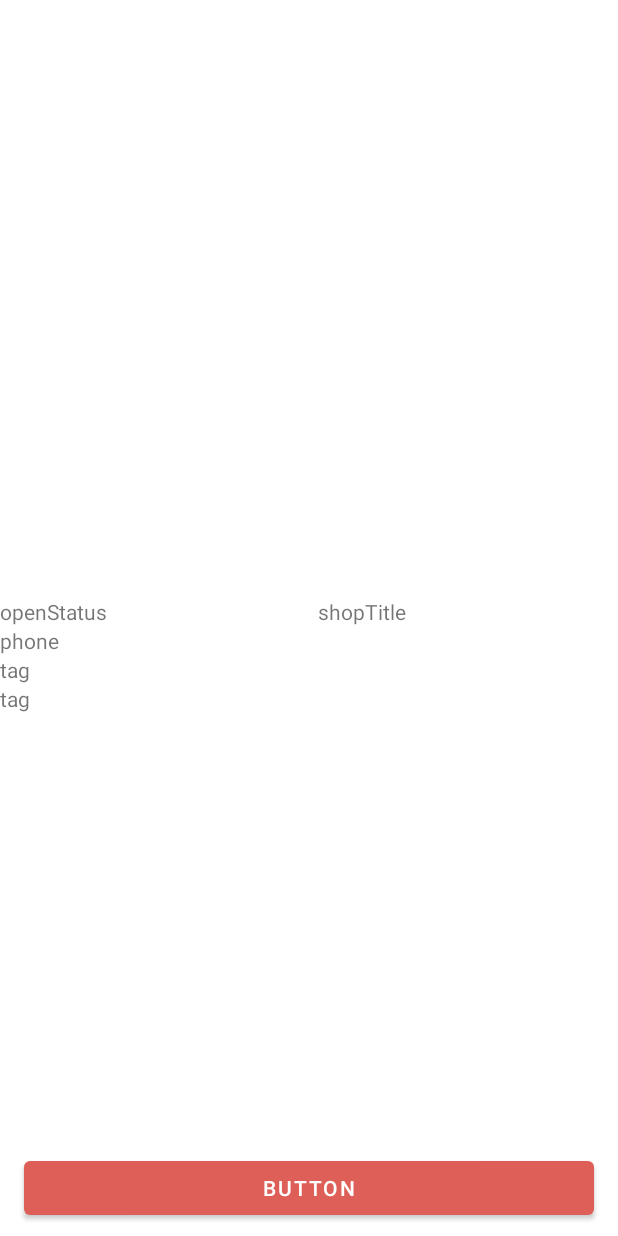
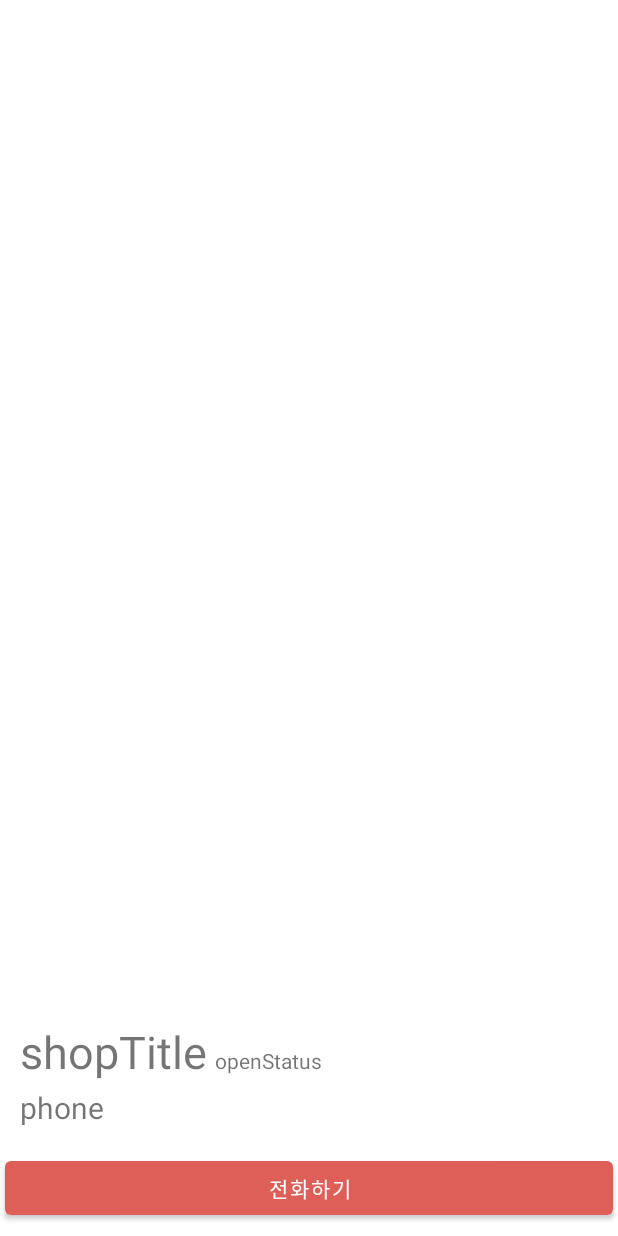
Before and after one commit to hyojaeKwon/cs496_week1, an Android app: the layout activity_call.xml on its own in the app's theme, with its tools: preview values and no code run, on a phone screen of 412 x 824 dp. Run offline under Robolectric (Android 15) with nearby library versions, the phone set to English and light mode, and no system bars.

Commit message:
[add] calling system

```diff
--- a/app/src/main/res/layout/activity_call.xml
+++ b/app/src/main/res/layout/activity_call.xml
@@ -14,84 +14,90 @@
             android:orientation="vertical">
 
             <androidx.constraintlayout.widget.ConstraintLayout
-                xmlns:android="http://schemas.android.com/apk/res/android"
                 android:layout_width="match_parent"
-                android:layout_height="398dp"
-                xmlns:app="http://schemas.android.com/apk/res-auto"
-                xmlns:tools="http://schemas.android.com/tools"
-                android:orientation="vertical">
+
+                android:layout_weight="1"
+                android:orientation="vertical"
+                android:layout_height="0dp">
 
                 <RelativeLayout
                     android:id="@+id/map_view"
                     android:layout_width="match_parent"
                     android:layout_height="match_parent"
+                    android:layout_marginBottom="16dp"
                     app:layout_constraintBottom_toBottomOf="parent"
                     app:layout_constraintEnd_toEndOf="parent"
+                    app:layout_constraintHorizontal_bias="0.0"
                     app:layout_constraintStart_toStartOf="parent"
-                    app:layout_constraintTop_toTopOf="parent" />
+                    app:layout_constraintTop_toTopOf="parent"
+                    app:layout_constraintVertical_bias="0.0" />
 
             </androidx.constraintlayout.widget.ConstraintLayout>
 
             <LinearLayout
-                android:layout_width="match_parent"
+                android:layout_width="wrap_content"
                 android:layout_height="wrap_content"
+                android:layout_marginTop="3dp"
+                android:layout_marginBottom="3dp"
+                android:id="@+id/ll"
                 android:orientation="horizontal">
+
+
+                <TextView
+                    android:id="@+id/title_of_shop_detail"
+                    android:layout_width="wrap_content"
+                    android:layout_height="wrap_content"
+                    android:textSize="30dp"
+                    android:layout_weight="1"
+                    android:layout_marginLeft="13dp"
+                    android:text="shopTitle" />
 
                 <TextView
                     android:id="@+id/call_isOpen"
                     android:layout_width="wrap_content"
                     android:layout_height="wrap_content"
                     android:layout_weight="1"
+                    android:layout_marginLeft="5dp"
                     android:text="openStatus" />
-
-                <TextView
-                    android:id="@+id/title_of_shop_detail"
-                    android:layout_width="wrap_content"
-                    android:layout_height="wrap_content"
-                    android:layout_weight="1"
-                    android:text="shopTitle" />
-
             </LinearLayout>
 
             <TextView
                 android:id="@+id/call_phone"
+                android:textSize="20dp"
                 android:layout_width="wrap_content"
                 android:layout_height="wrap_content"
+                android:layout_marginLeft="13dp"
                 android:text="phone" />
 
             <LinearLayout
                 android:layout_width="match_parent"
                 android:layout_height="wrap_content"
-                android:orientation="vertical">
+                android:layout_marginLeft="13dp"
+                android:id="@+id/tag_linear"
+                android:orientation="horizontal">
 
-                <TextView
-                    android:id="@+id/tag_of_shop"
-                    android:layout_width="wrap_content"
-                    android:layout_height="wrap_content"
-                    android:layout_weight="1"
-                    android:text="tag" />
+<!--                <TextView-->
+<!--                    android:id="@+id/tag_of_shop"-->
+<!--                    android:layout_width="wrap_content"-->
+<!--                    android:layout_height="wrap_content"-->
+<!--                    android:textSize="15dp"-->
+<!--                    android:layout_weight="1"-->
+<!--                    android:text="tag" />-->
 
-                <TextView
-                    android:id="@+id/tag_of_shop_detail"
-                    android:layout_width="wrap_content"
-                    android:layout_height="wrap_content"
-                    android:layout_weight="1"
-                    android:text="tag" />
             </LinearLayout>
+
+            <Button
+                android:layout_marginTop="16dp"
+                android:id="@+id/button_call"
+                android:layout_width="match_parent"
+                android:layout_height="wrap_content"
+                android:layout_alignParentBottom="true"
+                android:layout_marginBottom="8dp"
+                android:layout_marginLeft="3dp"
+                android:layout_marginRight="3dp"
+                android:text="전화하기" />
 
         </LinearLayout>
 
-        <Button
-            android:id="@+id/button_call"
-            android:layout_width="match_parent"
-            android:layout_height="wrap_content"
-            android:layout_alignParentBottom="true"
-            android:text="Button"
-            android:layout_marginLeft="16dp"
-            android:layout_marginRight="16dp"
-            android:layout_marginBottom="8dp"
-            app:layout_constraintBottom_toBottomOf="@+id/linearLayout"
-            tools:layout_editor_absoluteX="16dp" />
-
 
 </androidx.constraintlayout.widget.ConstraintLayout>
```
Also changed, not shown: app/src/main/java/com/example/rudolph_king/activities/CallActivity.java (+90 -4 lines).
